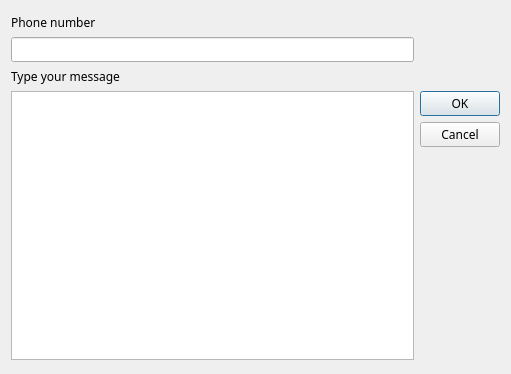
MIKNOTAURO/Bluetooth-SMS_PyQt4, file sms_details.ui: the form before one commit.
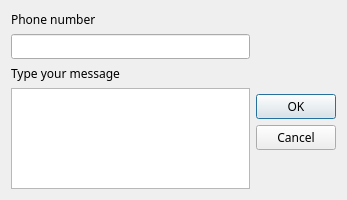
The form after the commit.

The edit to the form file:
```diff
--- a/sms_details.ui
+++ b/sms_details.ui
@@ -6,14 +6,14 @@
    <rect>
     <x>0</x>
     <y>0</y>
-    <width>511</width>
-    <height>374</height>
+    <width>347</width>
+    <height>200</height>
    </rect>
   </property>
   <property name="minimumSize">
    <size>
     <width>347</width>
-    <height>347</height>
+    <height>200</height>
    </size>
   </property>
   <property name="font">
@@ -28,18 +28,6 @@
    <bool>true</bool>
   </property>
   <layout class="QGridLayout" name="gridLayout">
-   <property name="leftMargin">
-    <number>11</number>
-   </property>
-   <property name="topMargin">
-    <number>14</number>
-   </property>
-   <property name="rightMargin">
-    <number>11</number>
-   </property>
-   <property name="bottomMargin">
-    <number>14</number>
-   </property>
    <item row="0" column="0">
     <widget class="QLabel" name="label">
      <property name="text">
@@ -47,20 +35,7 @@
      </property>
     </widget>
    </item>
-   <item row="1" column="0">
-    <widget class="QLineEdit" name="lineEdit"/>
-   </item>
-   <item row="2" column="0">
-    <widget class="QLabel" name="label_2">
-     <property name="text">
-      <string>Type your message</string>
-     </property>
-    </widget>
-   </item>
-   <item row="3" column="0">
-    <widget class="QTextEdit" name="textEdit"/>
-   </item>
-   <item row="3" column="1">
+   <item row="4" column="1">
     <widget class="QDialogButtonBox" name="buttonBox">
      <property name="orientation">
       <enum>Qt::Vertical</enum>
@@ -70,6 +45,30 @@
      </property>
     </widget>
    </item>
+   <item row="2" column="0">
+    <widget class="QLabel" name="label_2">
+     <property name="text">
+      <string>Type your message</string>
+     </property>
+    </widget>
+   </item>
+   <item row="1" column="0">
+    <widget class="QLineEdit" name="lineEdit">
+     <property name="maxLength">
+      <number>10</number>
+     </property>
+    </widget>
+   </item>
+   <item row="3" column="0" rowspan="2">
+    <widget class="QPlainTextEdit" name="plainTextEdit">
+     <property name="verticalScrollBarPolicy">
+      <enum>Qt::ScrollBarAlwaysOff</enum>
+     </property>
+     <property name="horizontalScrollBarPolicy">
+      <enum>Qt::ScrollBarAlwaysOff</enum>
+     </property>
+    </widget>
+   </item>
   </layout>
  </widget>
  <resources/>
```
Left out of the diff: 5 changed lines with no effect on the pictures.
